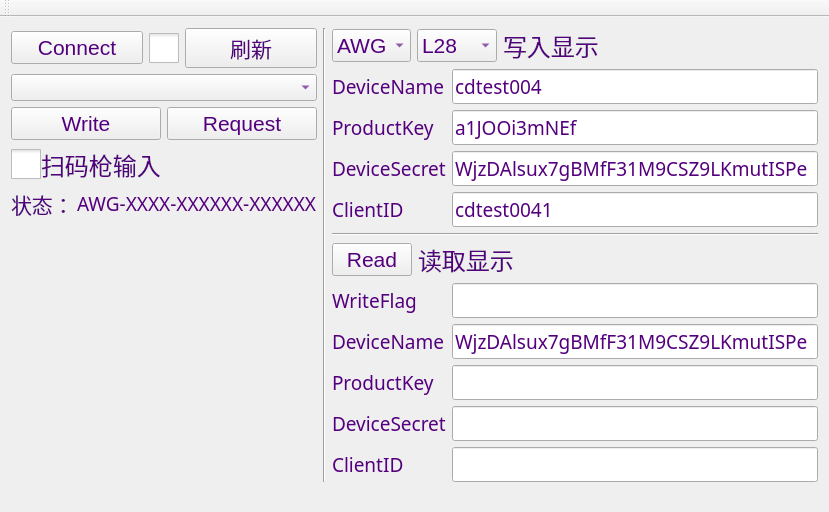
Above: mainwindow.ui from seblee/TQ_SN before the change. Below: the same form after it.
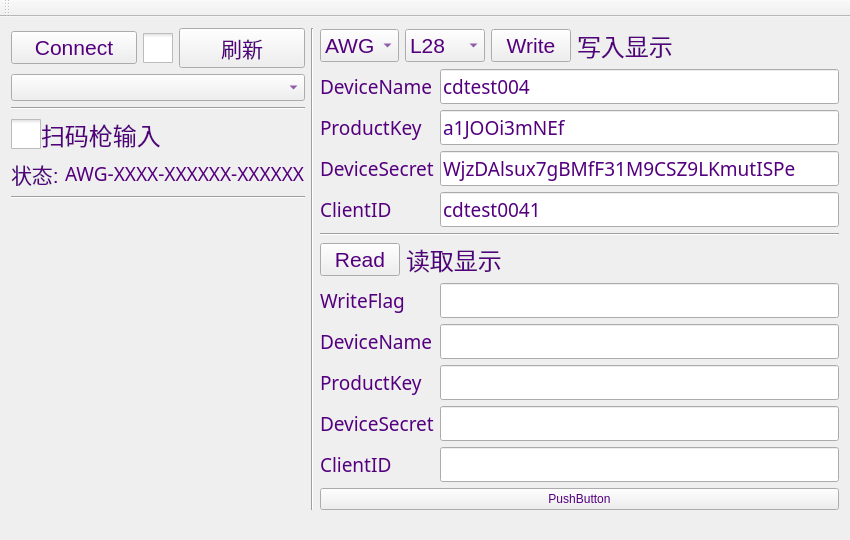
That is the form after the change. Icons and pictures are not drawn.

Diff of the .ui file:
```diff
--- a/mainwindow.ui
+++ b/mainwindow.ui
@@ -6,8 +6,8 @@
    <rect>
     <x>0</x>
     <y>0</y>
-    <width>829</width>
-    <height>510</height>
+    <width>850</width>
+    <height>539</height>
    </rect>
   </property>
   <property name="windowTitle">
@@ -17,7 +17,7 @@
    <string notr="true">color: rgb(84, 0, 126);</string>
   </property>
   <widget class="QWidget" name="centralWidget">
-   <layout class="QHBoxLayout" name="horizontalLayout_8">
+   <layout class="QHBoxLayout" name="horizontalLayout_3">
     <item>
      <layout class="QVBoxLayout" name="verticalLayout">
       <item>
@@ -101,34 +101,11 @@
        </widget>
       </item>
       <item>
-       <layout class="QHBoxLayout" name="horizontalLayout_7">
-        <item>
-         <widget class="QPushButton" name="writeButton">
-          <property name="font">
-           <font>
-            <family>Arial</family>
-            <pointsize>16</pointsize>
-           </font>
-          </property>
-          <property name="text">
-           <string>Write</string>
-          </property>
-         </widget>
-        </item>
-        <item>
-         <widget class="QPushButton" name="requestButton">
-          <property name="font">
-           <font>
-            <family>Arial</family>
-            <pointsize>16</pointsize>
-           </font>
-          </property>
-          <property name="text">
-           <string>Request</string>
-          </property>
-         </widget>
-        </item>
-       </layout>
+       <widget class="Line" name="line_4">
+        <property name="orientation">
+         <enum>Qt::Horizontal</enum>
+        </property>
+       </widget>
       </item>
       <item>
        <widget class="QCheckBox" name="checkBox_ScanSwith">
@@ -171,7 +148,7 @@
            </font>
           </property>
           <property name="text">
-           <string>状态：</string>
+           <string>状态:</string>
           </property>
          </widget>
         </item>
@@ -195,6 +172,13 @@
         </item>
        </layout>
       </item>
+      <item>
+       <widget class="Line" name="line_3">
+        <property name="orientation">
+         <enum>Qt::Horizontal</enum>
+        </property>
+       </widget>
+      </item>
       <item>
        <spacer name="verticalSpacer">
         <property name="orientation">
@@ -218,9 +202,7 @@
      </widget>
     </item>
     <item>
-     <layout class="QVBoxLayout" name="verticalLayout_9">
-      <item>
-       <layout class="QVBoxLayout" name="verticalLayout_4">
+     <layout class="QVBoxLayout" name="verticalLayout_2">
         <item>
          <layout class="QHBoxLayout" name="horizontalLayout_2">
           <item>
@@ -258,6 +240,19 @@
             </item>
            </widget>
           </item>
+        <item>
+         <widget class="QPushButton" name="writeButton">
+          <property name="font">
+           <font>
+            <family>Arial</family>
+            <pointsize>16</pointsize>
+           </font>
+          </property>
+          <property name="text">
+           <string>Write</string>
+          </property>
+         </widget>
+        </item>
           <item>
            <widget class="QLabel" name="label_5">
             <property name="font">
@@ -287,10 +282,8 @@
          </layout>
         </item>
         <item>
-         <layout class="QHBoxLayout" name="horizontalLayout_3">
-          <item>
-           <layout class="QVBoxLayout" name="verticalLayout_3">
-            <item>
+       <layout class="QFormLayout" name="formLayout_2">
+        <item row="0" column="0">
              <widget class="QLabel" name="label">
               <property name="font">
                <font>
@@ -306,59 +299,7 @@
               </property>
              </widget>
             </item>
-            <item>
-             <widget class="QLabel" name="label_2">
-              <property name="font">
-               <font>
-                <family>Source Code Pro</family>
-                <pointsize>14</pointsize>
-               </font>
-              </property>
-              <property name="focusPolicy">
-               <enum>Qt::StrongFocus</enum>
-              </property>
-              <property name="text">
-               <string>ProductKey</string>
-              </property>
-             </widget>
-            </item>
-            <item>
-             <widget class="QLabel" name="label_3">
-              <property name="font">
-               <font>
-                <family>Source Code Pro</family>
-                <pointsize>14</pointsize>
-               </font>
-              </property>
-              <property name="focusPolicy">
-               <enum>Qt::StrongFocus</enum>
-              </property>
-              <property name="text">
-               <string>DeviceSecret</string>
-              </property>
-             </widget>
-            </item>
-            <item>
-             <widget class="QLabel" name="label_4">
-              <property name="font">
-               <font>
-                <family>Source Code Pro</family>
-                <pointsize>14</pointsize>
-               </font>
-              </property>
-              <property name="focusPolicy">
-               <enum>Qt::StrongFocus</enum>
-              </property>
-              <property name="text">
-               <string>ClientID</string>
-              </property>
-             </widget>
-            </item>
-           </layout>
-          </item>
-          <item>
-           <layout class="QVBoxLayout" name="verticalLayout_2">
-            <item>
+        <item row="0" column="1">
              <widget class="QLineEdit" name="lineEdit_writeDeviceName">
               <property name="minimumSize">
                <size>
@@ -380,7 +321,23 @@
               </property>
              </widget>
             </item>
-            <item>
+        <item row="1" column="0">
+         <widget class="QLabel" name="label_2">
+          <property name="font">
+           <font>
+            <family>Source Code Pro</family>
+            <pointsize>14</pointsize>
+           </font>
+          </property>
+          <property name="focusPolicy">
+           <enum>Qt::StrongFocus</enum>
+          </property>
+          <property name="text">
+           <string>ProductKey</string>
+          </property>
+         </widget>
+        </item>
+        <item row="1" column="1">
              <widget class="QLineEdit" name="lineEdit_writeProductKey">
               <property name="font">
                <font>
@@ -396,8 +353,36 @@
               </property>
              </widget>
             </item>
-            <item>
+        <item row="2" column="0">
+         <widget class="QLabel" name="label_3">
+          <property name="font">
+           <font>
+            <family>Source Code Pro</family>
+            <pointsize>14</pointsize>
+           </font>
+          </property>
+          <property name="focusPolicy">
+           <enum>Qt::StrongFocus</enum>
+          </property>
+          <property name="text">
+           <string>DeviceSecret</string>
+          </property>
+         </widget>
+        </item>
+        <item row="2" column="1">
              <widget class="QLineEdit" name="lineEdit_writeDeviceSecret">
+          <property name="sizePolicy">
+           <sizepolicy hsizetype="Expanding" vsizetype="Fixed">
+            <horstretch>0</horstretch>
+            <verstretch>0</verstretch>
+           </sizepolicy>
+          </property>
+          <property name="minimumSize">
+           <size>
+            <width>360</width>
+            <height>0</height>
+           </size>
+          </property>
               <property name="font">
                <font>
                 <family>Source Code Pro</family>
@@ -412,7 +397,23 @@
               </property>
              </widget>
             </item>
-            <item>
+        <item row="3" column="0">
+         <widget class="QLabel" name="label_4">
+          <property name="font">
+           <font>
+            <family>Source Code Pro</family>
+            <pointsize>14</pointsize>
+           </font>
+          </property>
+          <property name="focusPolicy">
+           <enum>Qt::StrongFocus</enum>
+          </property>
+          <property name="text">
+           <string>ClientID</string>
+          </property>
+         </widget>
+        </item>
+        <item row="3" column="1">
              <widget class="QLineEdit" name="lineEdit_writeClientID">
               <property name="font">
                <font>
@@ -430,23 +431,6 @@
             </item>
            </layout>
           </item>
-         </layout>
-        </item>
-       </layout>
-      </item>
-      <item>
-       <spacer name="verticalSpacer_3">
-        <property name="orientation">
-         <enum>Qt::Vertical</enum>
-        </property>
-        <property name="sizeHint" stdset="0">
-         <size>
-          <width>20</width>
-          <height>18</height>
-         </size>
-        </property>
-       </spacer>
-      </item>
       <item>
        <widget class="Line" name="line">
         <property name="orientation">
@@ -498,10 +482,8 @@
        </layout>
       </item>
       <item>
-       <layout class="QHBoxLayout" name="horizontalLayout_4">
-        <item>
-         <layout class="QVBoxLayout" name="verticalLayout_5">
-          <item>
+       <layout class="QFormLayout" name="formLayout">
+        <item row="0" column="0">
            <widget class="QLabel" name="label_13">
             <property name="font">
              <font>
@@ -517,75 +499,7 @@
             </property>
            </widget>
           </item>
-          <item>
-           <widget class="QLabel" name="label_11">
-            <property name="font">
-             <font>
-              <family>Source Code Pro</family>
-              <pointsize>14</pointsize>
-             </font>
-            </property>
-            <property name="focusPolicy">
-             <enum>Qt::StrongFocus</enum>
-            </property>
-            <property name="text">
-             <string>DeviceName</string>
-            </property>
-           </widget>
-          </item>
-          <item>
-           <widget class="QLabel" name="label_9">
-            <property name="font">
-             <font>
-              <family>Source Code Pro</family>
-              <pointsize>14</pointsize>
-             </font>
-            </property>
-            <property name="focusPolicy">
-             <enum>Qt::StrongFocus</enum>
-            </property>
-            <property name="text">
-             <string>ProductKey</string>
-            </property>
-           </widget>
-          </item>
-          <item>
-           <widget class="QLabel" name="label_10">
-            <property name="font">
-             <font>
-              <family>Source Code Pro</family>
-              <pointsize>14</pointsize>
-             </font>
-            </property>
-            <property name="focusPolicy">
-             <enum>Qt::StrongFocus</enum>
-            </property>
-            <property name="text">
-             <string>DeviceSecret</string>
-            </property>
-           </widget>
-          </item>
-          <item>
-           <widget class="QLabel" name="label_12">
-            <property name="font">
-             <font>
-              <family>Source Code Pro</family>
-              <pointsize>14</pointsize>
-             </font>
-            </property>
-            <property name="focusPolicy">
-             <enum>Qt::StrongFocus</enum>
-            </property>
-            <property name="text">
-             <string>ClientID</string>
-            </property>
-           </widget>
-          </item>
-         </layout>
-        </item>
-        <item>
-         <layout class="QVBoxLayout" name="verticalLayout_6">
-          <item>
+        <item row="0" column="1">
            <widget class="QLineEdit" name="lineEdit_readFlag">
             <property name="minimumSize">
              <size>
@@ -616,7 +530,23 @@
             </property>
            </widget>
           </item>
-          <item>
+        <item row="1" column="0">
+         <widget class="QLabel" name="label_11">
+          <property name="font">
+           <font>
+            <family>Source Code Pro</family>
+            <pointsize>14</pointsize>
+           </font>
+          </property>
+          <property name="focusPolicy">
+           <enum>Qt::StrongFocus</enum>
+          </property>
+          <property name="text">
+           <string>DeviceName</string>
+          </property>
+         </widget>
+        </item>
+        <item row="1" column="1">
            <widget class="QLineEdit" name="lineEdit_readDeviceName">
             <property name="minimumSize">
              <size>
@@ -639,7 +569,7 @@
              </font>
             </property>
             <property name="text">
-             <string>WjzDAlsux7gBMfF31M9CSZ9LKmutISPe</string>
+           <string/>
             </property>
             <property name="maxLength">
              <number>32</number>
@@ -649,7 +579,23 @@
             </property>
            </widget>
           </item>
-          <item>
+        <item row="2" column="0">
+         <widget class="QLabel" name="label_9">
+          <property name="font">
+           <font>
+            <family>Source Code Pro</family>
+            <pointsize>14</pointsize>
+           </font>
+          </property>
+          <property name="focusPolicy">
+           <enum>Qt::StrongFocus</enum>
+          </property>
+          <property name="text">
+           <string>ProductKey</string>
+          </property>
+         </widget>
+        </item>
+        <item row="2" column="1">
            <widget class="QLineEdit" name="lineEdit_readProductKey">
             <property name="minimumSize">
              <size>
@@ -677,7 +623,23 @@
             </property>
            </widget>
           </item>
-          <item>
+        <item row="3" column="0">
+         <widget class="QLabel" name="label_10">
+          <property name="font">
+           <font>
+            <family>Source Code Pro</family>
+            <pointsize>14</pointsize>
+           </font>
+          </property>
+          <property name="focusPolicy">
+           <enum>Qt::StrongFocus</enum>
+          </property>
+          <property name="text">
+           <string>DeviceSecret</string>
+          </property>
+         </widget>
+        </item>
+        <item row="3" column="1">
            <widget class="QLineEdit" name="lineEdit_readDeviceSecret">
             <property name="minimumSize">
              <size>
@@ -705,7 +667,23 @@
             </property>
            </widget>
           </item>
-          <item>
+        <item row="4" column="0">
+         <widget class="QLabel" name="label_12">
+          <property name="font">
+           <font>
+            <family>Source Code Pro</family>
+            <pointsize>14</pointsize>
+           </font>
+          </property>
+          <property name="focusPolicy">
+           <enum>Qt::StrongFocus</enum>
+          </property>
+          <property name="text">
+           <string>ClientID</string>
+          </property>
+         </widget>
+        </item>
+        <item row="4" column="1">
            <widget class="QLineEdit" name="lineEdit_readClientID">
             <property name="minimumSize">
              <size>
@@ -735,8 +713,6 @@
           </item>
          </layout>
         </item>
-       </layout>
-      </item>
       <item>
        <spacer name="verticalSpacer_2">
         <property name="orientation">
@@ -750,6 +726,13 @@
         </property>
        </spacer>
       </item>
+      <item>
+       <widget class="QPushButton" name="pushButton">
+        <property name="text">
+         <string>PushButton</string>
+        </property>
+       </widget>
+      </item>
      </layout>
     </item>
    </layout>
```
Left out of the diff: 23 changed lines with no effect on the pictures. Lines whose indentation alone changed are shown as unchanged.
